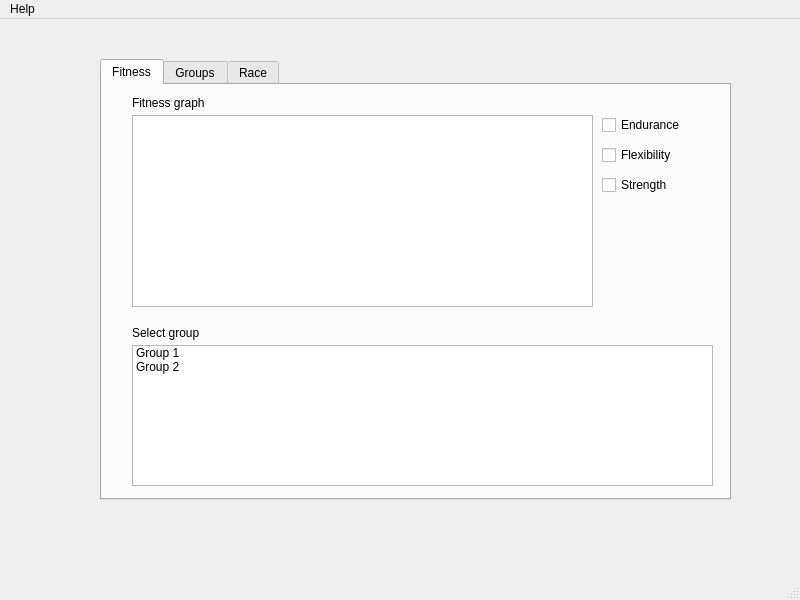
Above: GUI/main.ui from jpvanhal/Social-Sports before the change. Below: the same form after it.
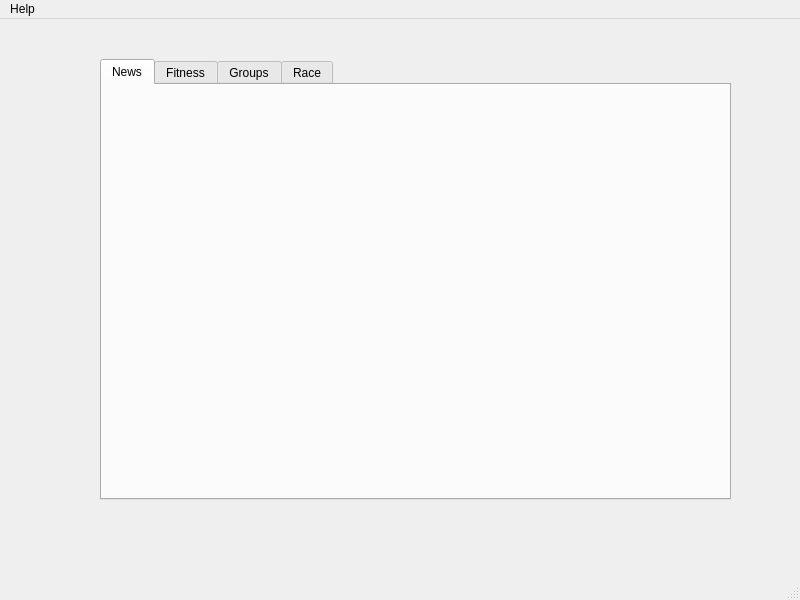
That is the form after the change.

Commit message: news tab added

```diff
--- a/GUI/main.ui
+++ b/GUI/main.ui
@@ -26,7 +26,12 @@
     <property name="currentIndex">
      <number>0</number>
     </property>
-    <widget class="QWidget" name="tab_3">
+    <widget class="QWidget" name="NewsTab">
+     <attribute name="title">
+      <string>News</string>
+     </attribute>
+    </widget>
+    <widget class="QWidget" name="FitnessTab">
      <attribute name="title">
       <string>Fitness</string>
      </attribute>
```
Left out of the diff: 4 changed lines with no effect on the pictures. The commit also changes 1 other file.
